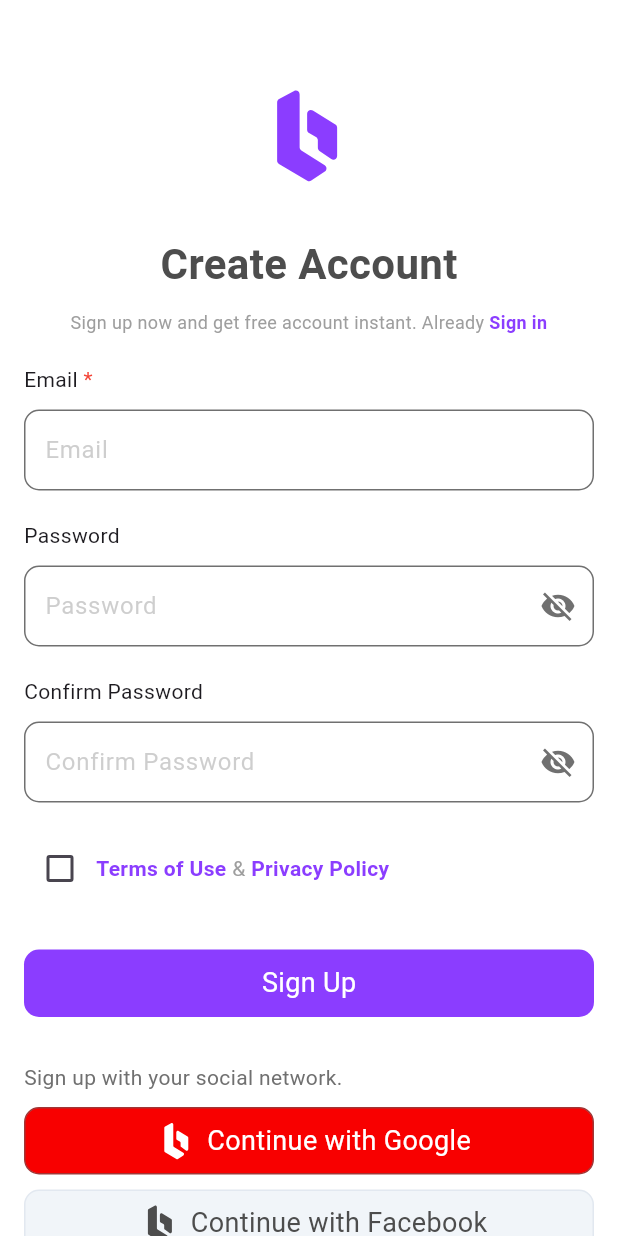
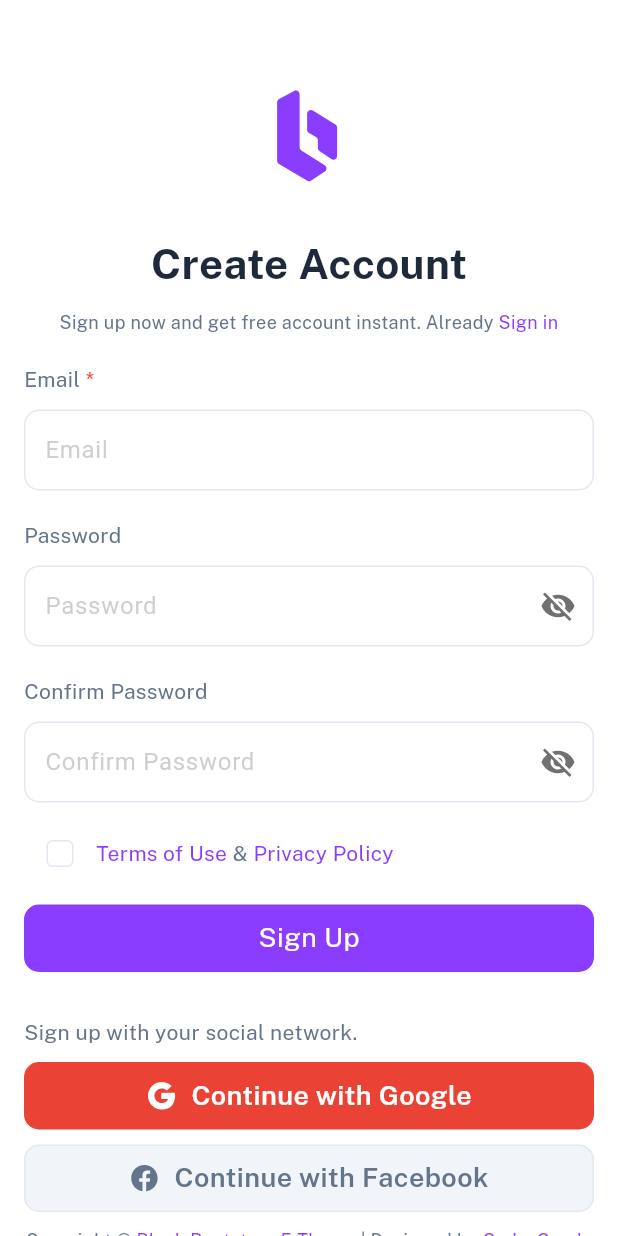
Before and after one commit to abuubaida921/flutter_hft_ai, a Flutter app: the screen it shows after launch, after a tap on "Continue with Google", on a phone screen of 412 x 824 dp. Run offline on Flutter 3.47's test engine with Material 3 defaults, Android fonts, the phone set to English and light mode, and no system bars; our stand-ins replace flutter_svg, get, google_fonts; missing offline and left inert: dart:ffi.

Commit message:
UI Polished and Icon Added

```diff
--- a/lib/app_colors.dart
+++ b/lib/app_colors.dart
@@ -3,24 +3,34 @@ import 'package:flutter/material.dart';
 class AppColors {
 
   static const white = Color(0xFFFFFFFF);
+  static const headingColor = Color(0xFF1e293b);
+  static const subHeadingColor = Color(0xFF64748b);
+  static const inputBoxTitleColor = Color(0xFF64748b);
+  static const inputBoxBorderColor = Color(0xFFe2e8f0);
+  static const linkColor = Color(0xFF8b3dff);
+  static const linkColorHover = Color(0xFF6f31cc);
+  static const signUpBtnColorBG = Color(0xff8b3dff);
+  static const signUpBtnColorBorder = Color(0xff8b3dff);
   static const darkGrey = Color(0xFF4D4D4D);
   static const lightGrey = Color(0xFF707070);
   static const socialBtnBG = Color(0xfff1f5f9);
   static const socialBtnBorder = Color(0xffe2e8f0);
   static const fbBtnBG = Color(0xfff1f5f9);
   static const fbBtnBorder = Color(0xffe2e8f0);
-  static const fbBtnClickedBG = Color(0xff0021ff);
-  static const fbBtnClickedBorder = Color(0xff273875);
+  static const fbBtnClickedBG = Color(0xff1877f2);
+  static const fbBtnClickedBorder = Color(0xff1877f2);
   static const googleBtnBG = Color(0xfff1f5f9);
   static const googleBtnBorder = Color(0xffe2e8f0);
-  static const googleBtnClickedBG = Color(0xfff80000);
-  static const googleBtnClickedBorder = Color(0xffa13636);
+  static const googleBtnClickedBG = Color(0xffea4335);
+  static const googleBtnClickedBorder = Color(0xffea4335);
   static const btnBG = Color(0xff8b3dff);
   static const btnBorder = Color(0xff8b3dff);
   static const offWhite = Color(0xFFEEF2FA);
   static const lightBlue = Color(0xFF3D72CB);
-  static const appBaseColor = Color(0xff8b3dff);
+  static const appBaseColor = Color(0xFF8b3dff);
   static const focusedColor = Color(0xff8b3dff);
+  static const formValidColor = Color(0xff008008);
+  static const formInValidColor = Color(0xffdb1436);
 
 
   // --bs-blue: #8b3dff;
--- a/lib/custom_text_field.dart
+++ b/lib/custom_text_field.dart
@@ -45,13 +45,13 @@ class CustomTextFieldWidget extends StatelessWidget {
               border: OutlineInputBorder(
                 borderRadius: BorderRadius.circular(10),
                 borderSide: const BorderSide(
-                  color: Colors.grey,
+                  color: AppColors.inputBoxBorderColor,
                 ),
               ),
               disabledBorder: OutlineInputBorder(
                 borderRadius: BorderRadius.circular(10),
                 borderSide: const BorderSide(
-                  color: Colors.grey,
+                  color: AppColors.inputBoxBorderColor,
                 ),
               ),
               focusedBorder: OutlineInputBorder(
@@ -69,7 +69,7 @@ class CustomTextFieldWidget extends StatelessWidget {
               enabledBorder: OutlineInputBorder(
                 borderRadius: BorderRadius.circular(10),
                 borderSide: const BorderSide(
-                  color: AppColors.lightGrey,
+                  color: AppColors.inputBoxBorderColor,
                 ),
               ),
               errorBorder: OutlineInputBorder(
--- a/lib/main.dart
+++ b/lib/main.dart
@@ -2,10 +2,12 @@ import 'package:flutter/material.dart';
 import 'package:flutter_hft_ai/signup_screen.dart';
 
 void main() {
-  runApp(SignupPage());
+  runApp(const SignupPage());
 }
 
 class SignupPage extends StatelessWidget {
+  const SignupPage({super.key});
+
   @override
   Widget build(BuildContext context) {
     return MaterialApp(
--- a/lib/sign_up_controller.dart
+++ b/lib/sign_up_controller.dart
@@ -10,11 +10,11 @@ class SingUpController extends GetxController {
   RxBool obscureConfirmPassword = true.obs;
   RxBool checkBoxVal = false.obs;
 
-  var fbBtnElementColor=AppColors.darkGrey.obs;
+  var fbBtnElementColor=AppColors.subHeadingColor.obs;
   var fbBtnBorderColor=AppColors.fbBtnBorder.obs;
   var fbBtnBGColor=AppColors.fbBtnBG.obs;
 
-  var googleBtnElementColor=AppColors.darkGrey.obs;
+  var googleBtnElementColor=AppColors.subHeadingColor.obs;
   var googleBtnBorderColor=AppColors.googleBtnBorder.obs;
   var googleBtnBGColor=AppColors.googleBtnBG.obs;
   TextEditingController emailEditingController = TextEditingController();
@@ -24,25 +24,27 @@ class SingUpController extends GetxController {
   final key = GlobalKey<FormState>();
 
   void continueWithGoogleBtnClick() {
-    if(googleBtnElementColor.value== AppColors.darkGrey){
+    if(googleBtnElementColor.value== AppColors.subHeadingColor){
       googleBtnElementColor.value = AppColors.white;
       googleBtnBorderColor.value = AppColors.googleBtnClickedBorder;
       googleBtnBGColor.value = AppColors.googleBtnClickedBG;
     }else {
-      googleBtnElementColor.value = AppColors.darkGrey;
+      googleBtnElementColor.value = AppColors.subHeadingColor;
       googleBtnBorderColor.value = AppColors.googleBtnBorder;
       googleBtnBGColor.value = AppColors.googleBtnBG;
     }
   }
   void continueWithFbBtnClick() {
-    if(fbBtnElementColor.value== AppColors.darkGrey){
+    if(fbBtnElementColor.value== AppColors.subHeadingColor){
       fbBtnElementColor.value = AppColors.white;
       fbBtnBorderColor.value = AppColors.fbBtnClickedBorder;
       fbBtnBGColor.value = AppColors.fbBtnClickedBG;
     }else {
-      fbBtnElementColor.value = AppColors.darkGrey;
+      fbBtnElementColor.value = AppColors.subHeadingColor;
       fbBtnBorderColor.value = AppColors.fbBtnBorder;
       fbBtnBGColor.value = AppColors.fbBtnBG;
     }
   }
+
+  void signupBtnClick() {}
 }
--- a/lib/signup_screen.dart
+++ b/lib/signup_screen.dart
@@ -5,6 +5,7 @@ import 'package:flutter/material.dart';
 import 'package:flutter_hft_ai/sign_up_controller.dart';
 import 'package:flutter_svg/svg.dart';
 import 'package:get/get.dart';
+import 'package:google_fonts/google_fonts.dart';
 
 import 'app_colors.dart';
 import 'custom_text_field.dart';
@@ -39,8 +40,8 @@ class SignupScreen extends StatelessWidget {
                     children: [
                       Text(
                         'Create Account',
-                        style: TextStyle(
-                          color: AppColors.darkGrey,
+                        style: GoogleFonts.publicSans(
+                          color: AppColors.headingColor,
                           fontSize: 28,
                           fontWeight: FontWeight.bold,
                         ),
@@ -53,8 +54,8 @@ class SignupScreen extends StatelessWidget {
                           TextSpan(
                             text:
                                 'Sign up now and get free account instant. Already ',
-                            style: const TextStyle(
-                                fontSize: 12, color: Colors.grey),
+                            style: GoogleFonts.publicSans(
+                                fontSize: 12, color: AppColors.subHeadingColor),
                             children: <TextSpan>[
                               TextSpan(
                                 recognizer: TapGestureRecognizer()
@@ -62,8 +63,8 @@ class SignupScreen extends StatelessWidget {
                                     print('Header Sign in Clicked');
                                   },
                                 text: 'Sign in',
-                                style: const TextStyle(
-                                  fontWeight: FontWeight.bold,
+                                style: GoogleFonts.publicSans(
+                                  fontWeight: FontWeight.normal,
                                   color: AppColors.appBaseColor,
                                 ),
                                 // Add a click event if needed
@@ -76,10 +77,10 @@ class SignupScreen extends StatelessWidget {
 
                       Row(
                         children: [
-                          Text('Email '),
+                          Text('Email ',style: GoogleFonts.publicSans(color: AppColors.inputBoxTitleColor),),
                           Text(
                             '*',
-                            style: TextStyle(color: Colors.red),
+                            style: GoogleFonts.publicSans(color: Colors.red),
                           ),
                         ],
                       ),
@@ -105,7 +106,7 @@ class SignupScreen extends StatelessWidget {
 
                       Row(
                         children: [
-                          Text('Password '),
+                          Text('Password ',style: GoogleFonts.publicSans(color: AppColors.inputBoxTitleColor),),
                         ],
                       ),
                       SizedBox(height: 10),
@@ -139,7 +140,7 @@ class SignupScreen extends StatelessWidget {
 
                       Row(
                         children: [
-                          Text('Confirm Password'),
+                          Text('Confirm Password',style: GoogleFonts.publicSans(color: AppColors.inputBoxTitleColor),),
                         ],
                       ),
 
@@ -170,28 +171,35 @@ class SignupScreen extends StatelessWidget {
                           ),
                         ),
                       ),
-                      SizedBox(height: 20),
+                      SizedBox(height: 10),
                       Row(
                         children: [
                           Checkbox(
                               value: controller.checkBoxVal.value,
                               onChanged: (newVal) {
                                 controller.checkBoxVal.value = newVal!;
-                              }),
+                              },
+                            shape: RoundedRectangleBorder(
+                              borderRadius: BorderRadius.circular(4.0),
+                            ),
+                            side: MaterialStateBorderSide.resolveWith(
+                                  (states) => BorderSide(width: 1.0, color: AppColors.inputBoxBorderColor),
+                            ),
+                              ),
                           Text.rich(
                             textAlign: TextAlign.center,
                             TextSpan(
                               text: 'Terms of Use',
-                              style: const TextStyle(
-                                fontWeight: FontWeight.bold,
-                                color: AppColors.appBaseColor,
+                              style:  GoogleFonts.publicSans(
+                                fontWeight: FontWeight.normal,
+                                color: AppColors.linkColor,
                               ),
                               children: <TextSpan>[
                                 TextSpan(
                                     text: ' & ',
-                                    style: const TextStyle(
+                                    style:  GoogleFonts.publicSans(
                                       fontWeight: FontWeight.normal,
-                                      color: Colors.grey,
+                                      color: AppColors.subHeadingColor,
                                     ),
                                     children: [
                                       TextSpan(
@@ -200,9 +208,9 @@ class SignupScreen extends StatelessWidget {
                                               print('ccc');
                                             },
                                           text: 'Privacy Policy',
-                                          style: const TextStyle(
-                                            fontWeight: FontWeight.bold,
-                                            color: AppColors.appBaseColor,
+                                          style:  GoogleFonts.publicSans(
+                                            fontWeight: FontWeight.normal,
+                                            color: AppColors.linkColor,
                                           ))
                                     ]
                                     // Add a click event if needed
@@ -212,20 +220,26 @@ class SignupScreen extends StatelessWidget {
                           ),
                         ],
                       ),
-                      SizedBox(height: 30),
-                      Container(
+                      SizedBox(height: 10),
+                      InkWell(
+                        onTap: (){
+                          controller.signupBtnClick();
+                        },
+                        child: Container(
                           width: MediaQuery.of(context).size.width - 20,
                           height: 45,
                           decoration: BoxDecoration(
                             borderRadius: BorderRadius.all(Radius.circular(10)),
-                          color: AppColors.appBaseColor,
+                            color: AppColors.signUpBtnColorBG,
+                            border: Border.all(color: AppColors.signUpBtnColorBorder,width:4)
                           ),
                           child: Center(
                             child: Text(
                               'Sign Up',
-                            style: TextStyle(
+                              style: GoogleFonts.publicSans(
                                 fontSize: 18,
                                 color: Colors.white,
+                              ),
                             ),
                           ),
                         ),
@@ -234,7 +248,7 @@ class SignupScreen extends StatelessWidget {
 
                       Row(
                         children: [
-                          Text('Sign up with your social network.',style: TextStyle(color: AppColors.lightGrey),),
+                          Text('Sign up with your social network.',style: GoogleFonts.publicSans(color: AppColors.subHeadingColor),),
                         ],
                       ),
 
@@ -255,15 +269,17 @@ class SignupScreen extends StatelessWidget {
                             mainAxisAlignment: MainAxisAlignment.center,
                             children: [
                               SvgPicture.asset(
-                                'assets/images/brand-icon.svg',
-                                height: 40,
-                                width: 40,
+                                'assets/images/icon-google_1.svg',
+                                height: 20,
+                                width: 20,
                                 color: controller.googleBtnElementColor.value,
                               ),
+                              SizedBox(width: 10,),
                               Text(
                                 'Continue with Google',
-                                style: TextStyle(
+                                style: GoogleFonts.publicSans(
                                   fontSize: 18,
+                                  fontWeight: FontWeight.w600,
                                   color: controller.googleBtnElementColor.value,
                                 ),
                               ),
@@ -289,15 +305,17 @@ class SignupScreen extends StatelessWidget {
                             mainAxisAlignment: MainAxisAlignment.center,
                             children: [
                               SvgPicture.asset(
-                                'assets/images/brand-icon.svg',
-                                height: 40,
-                                width: 40,
+                                'assets/images/icon-facebook.svg',
+                                height: 20,
+                                width: 20,
                                 color: controller.fbBtnElementColor.value,
                               ),
+                              SizedBox(width: 10,),
                               Text(
                                 'Continue with Facebook',
-                                style: TextStyle(
+                                style: GoogleFonts.publicSans(
                                   fontSize: 18,
+                                  fontWeight: FontWeight.w600,
                                   color: controller.fbBtnElementColor.value,
                                 ),
                               ),
@@ -313,28 +331,28 @@ class SignupScreen extends StatelessWidget {
                           TextSpan(
                             text:
                                 'Copyright © ',
-                            style: const TextStyle(
-                                fontSize: 12, color: Colors.grey),
+                            style:  GoogleFonts.publicSans(
+                                fontSize: 12, color: AppColors.subHeadingColor),
                             children: [
                               TextSpan(
                                   text: 'Block Bootstrap 5 Theme',
-                                  style: const TextStyle(
+                                  style:  GoogleFonts.publicSans(
                                     fontWeight: FontWeight.normal,
-                                    color: AppColors.appBaseColor,
+                                    color: AppColors.linkColor,
                                   ),
                                   children: [
                                     TextSpan(
                                         text: ' | Designed by ',
-                                        style: const TextStyle(
+                                        style:  GoogleFonts.publicSans(
                                           fontWeight: FontWeight.normal,
-                                          color: AppColors.lightGrey,
+                                          color: AppColors.subHeadingColor,
                                         ),
                                         children: [
                                           TextSpan(
                                             text: 'CodesCandy',
-                                            style: const TextStyle(
+                                            style:  GoogleFonts.publicSans(
                                               fontWeight: FontWeight.normal,
-                                              color: AppColors.appBaseColor,
+                                              color: AppColors.linkColor,
                                             ),
                                             // Add a click event if needed
                                           ),
--- a/pubspec.yaml
+++ b/pubspec.yaml
@@ -38,6 +38,7 @@ dependencies:
   font_awesome_flutter:
   flutter_svg:
   get:
+  google_fonts:
 
 dev_dependencies:
   flutter_test:
```
Also changed, not shown: assets/images/icon-facebook.svg (added), assets/images/icon-google_1.svg (added), pubspec.lock, 8 other files. Lines whose indentation alone changed are shown as unchanged.
